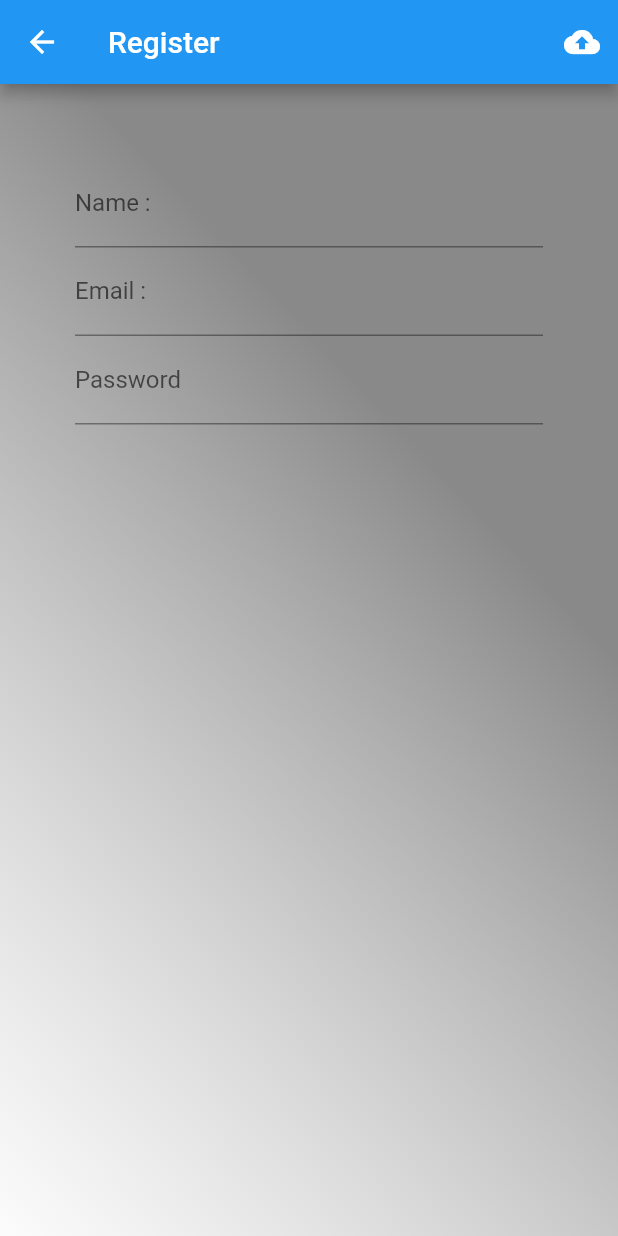
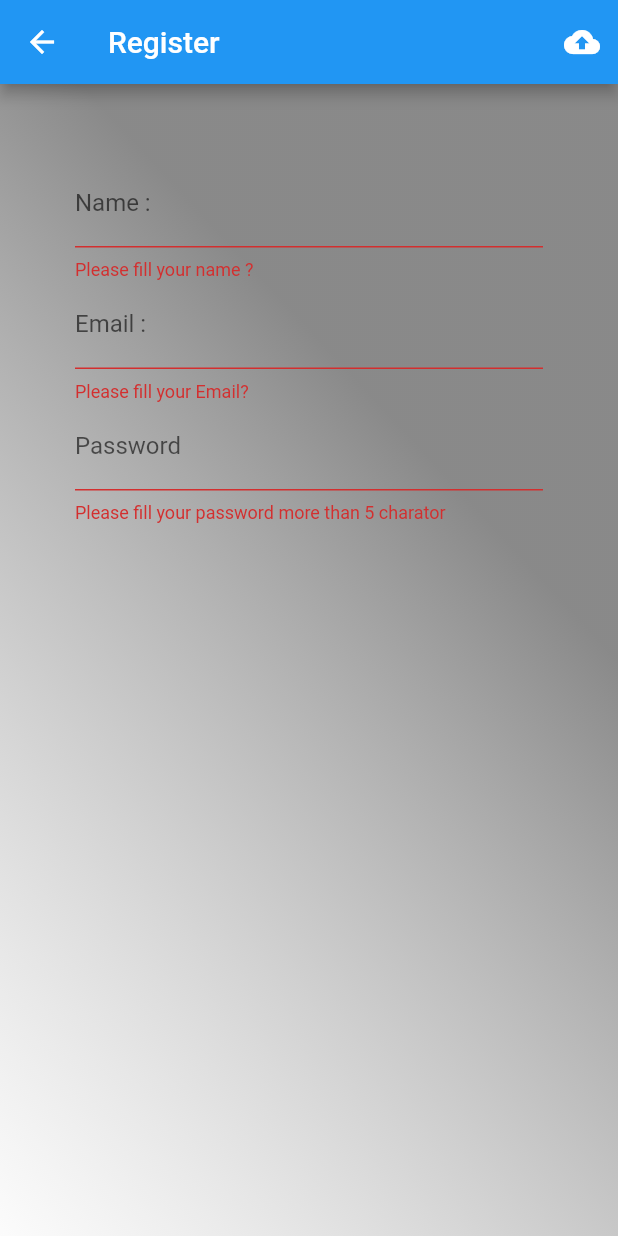
Before and after one commit to hongyot/mo_authen, a Flutter app: the RegisterPage screen opened directly, after a tap on the "cloud upload" icon, on a phone screen of 412 x 824 dp. Run offline on Flutter 3.47's test engine with Material 2 defaults, Android fonts, the phone set to English and light mode, and no system bars.

Commit message:
validator ok

```diff
--- a/lib/screens/register_page.dart
+++ b/lib/screens/register_page.dart
@@ -6,9 +6,16 @@ class RegisterPage extends StatefulWidget {
 }
 
 class _RegisterPageState extends State<RegisterPage> {
+  final formkey = GlobalKey<FormState>();
+
   Widget nameTextField() {
     return TextFormField(
       decoration: InputDecoration(labelText: 'Name : ', hintText: 'Full Name'),
+      validator: (String value) {
+        if (value.length == 0) {
+          return 'Please fill your name ?';
+        }
+      },
     );
   }
 
@@ -16,19 +23,37 @@ class _RegisterPageState extends State<RegisterPage> {
     return TextFormField(
       decoration:
           InputDecoration(labelText: 'Email : ', hintText: 'You@email.com'),
+      validator: (String value) {
+        if (!value.contains('@')) {
+          return 'Please fill your Email?';
+        }
+      },
     );
   }
 
   Widget passwordTextField() {
     return TextFormField(
       decoration: InputDecoration(
-          labelText: 'Password', hintText: 'More than 6 Charector'),
+          labelText: 'Password', hintText: 'More than 6 Charector'),validator: (String value){
+            if (value.length <=5) {
+              return 'Please fill your password more than 5 charator';
+            }
+          },
     );
+  }
+
+  void sentValueToServer(
+      BuildContext context, String name, String email, String password) {
+    print('send value');
+
+    print(formkey.currentState.validate());
   }
 
   @override
   Widget build(BuildContext context) {
-    return Scaffold(
+    return Form(
+      key: formkey,
+      child: Scaffold(
         body: Container(
           decoration: BoxDecoration(
               gradient: LinearGradient(
@@ -46,14 +71,17 @@ class _RegisterPageState extends State<RegisterPage> {
         appBar: AppBar(
           title: Text('Register'),
           actions: <Widget>[
-          IconButton(tooltip: 'Upload Register Informaiton',
+            IconButton(
+              tooltip: 'Upload Register Informaiton',
               icon: Icon(Icons.cloud_upload),
               onPressed: () {
                 print('Click upload');
+                sentValueToServer(context, 'test', 'test', 'test');
               },
             )
           ],
         ),
+      ),
     );
   }
 }
```
Lines whose indentation alone changed are shown as unchanged.
